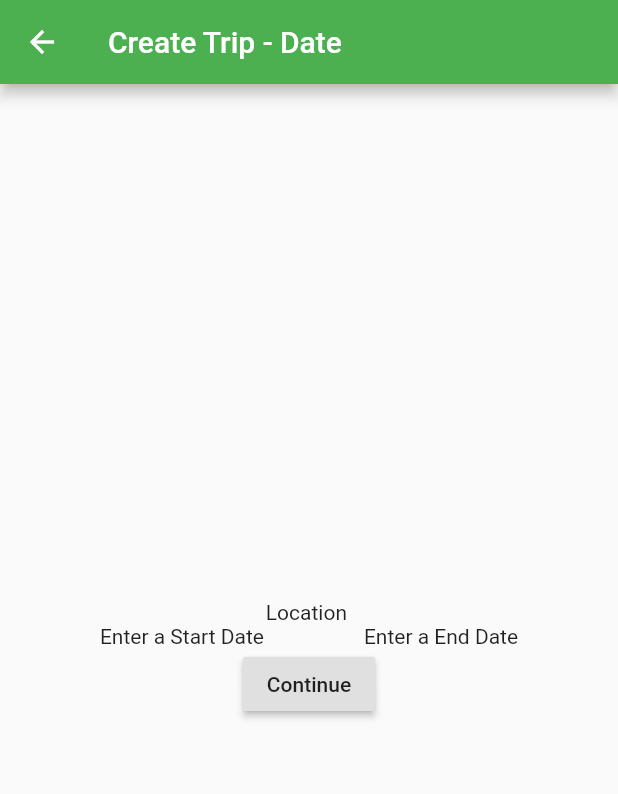
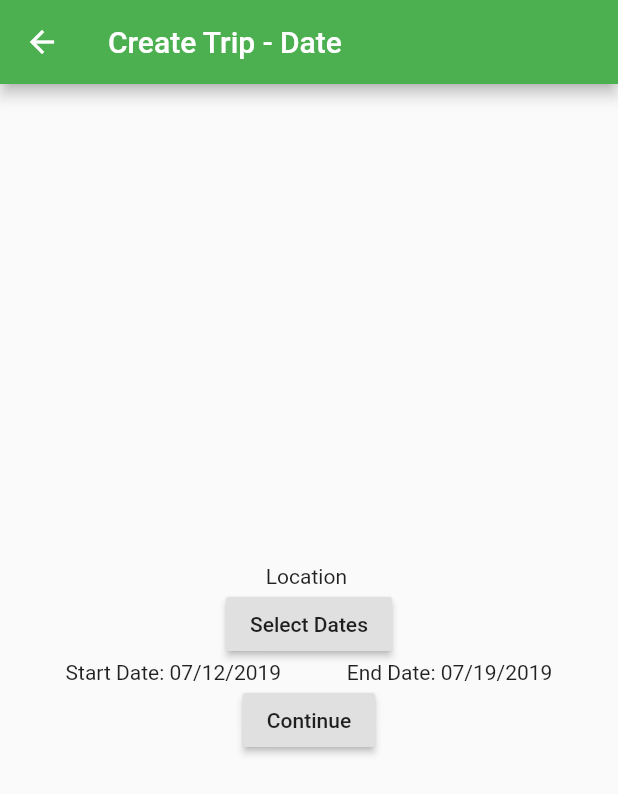
Before and after one commit to davefaliskie/travel_treasury, a Flutter app: the NewTripDateView screen opened directly with empty values, on a phone screen of 412 x 824 dp. Shown: the top 794 px of the screen. Run offline on Flutter 3.47's test engine with Material 2 defaults, Android fonts, the phone set to English and light mode, and no system bars; our stand-ins replace cloud_firestore; missing offline and left inert: date_range_picker; accounts and stored records are empty.

Commit message:
added multi select date picker

```diff
--- a/lib/views/new_trips/date_view.dart
+++ b/lib/views/new_trips/date_view.dart
@@ -1,10 +1,40 @@
 import 'package:flutter/material.dart';
 import 'package:travel_budget/models/Trip.dart';
+import 'package:date_range_picker/date_range_picker.dart' as DateRagePicker;
+import 'package:intl/intl.dart';
+import 'dart:async';
+
+
+
 import 'budget_view.dart';
 
-class NewTripDateView extends StatelessWidget {
+class NewTripDateView extends StatefulWidget {
   final Trip trip;
+
   NewTripDateView({Key key, @required this.trip}) : super(key: key);
+
+  @override
+  _NewTripDateViewState createState() => _NewTripDateViewState();
+}
+
+class _NewTripDateViewState extends State<NewTripDateView> {
+  DateTime _startDate = DateTime.now();
+  DateTime _endDate = DateTime.now().add(Duration(days: 7));
+
+  Future displayDateRangePicker(BuildContext context) async {
+    final List<DateTime> picked = await DateRagePicker.showDatePicker(
+        context: context,
+        initialFirstDate: _startDate,
+        initialLastDate: _endDate,
+        firstDate: new DateTime(DateTime.now().year - 50),
+        lastDate: new DateTime(DateTime.now().year + 50));
+    if (picked != null && picked.length == 2) {
+      setState(() {
+        _startDate = picked[0];
+        _endDate = picked[1];
+      });
+    }
+  }
 
   @override
   Widget build(BuildContext context) {
@@ -16,28 +46,34 @@ class NewTripDateView extends StatelessWidget {
             child: Column(
           mainAxisAlignment: MainAxisAlignment.center,
           children: <Widget>[
-                Text("Location ${trip.title}"),
+            Text("Location ${widget.trip.title}"),
+            RaisedButton(
+              child: Text("Select Dates"),
+              onPressed: () async {
+                await displayDateRangePicker(context);
+              },
+            ),
             Row(
               mainAxisAlignment: MainAxisAlignment.spaceEvenly,
               children: <Widget>[
-                    Text("Enter a Start Date"),
-                    Text("Enter a End Date"),
+                Text("Start Date: ${DateFormat('MM/dd/yyyy').format(_startDate).toString()}"),
+                Text("End Date: ${DateFormat('MM/dd/yyyy').format(_endDate).toString()}"),
               ],
             ),
             RaisedButton(
               child: Text("Continue"),
               onPressed: () {
-                    trip.startDate = DateTime.now();
-                    trip.endDate = DateTime.now();
+                widget.trip.startDate = _startDate;
+                widget.trip.endDate = _endDate;
                 Navigator.push(
                   context,
-                      MaterialPageRoute(builder: (context) => NewTripBudgetView(trip: trip)),
+                  MaterialPageRoute(
+                      builder: (context) =>
+                          NewTripBudgetView(trip: widget.trip)),
                 );
               },
             ),
           ],
-            )
-        )
-    );
+        )));
   }
 }
--- a/pubspec.yaml
+++ b/pubspec.yaml
@@ -26,6 +26,8 @@ dependencies:
   # Use with the CupertinoIcons class for iOS style icons.
   cupertino_icons: ^0.1.2
   intl: 0.15.7
+  date_range_picker: ^1.0.3
+
 
 dev_dependencies:
   flutter_test:
```
Also changed, not shown: pubspec.lock. Lines whose indentation alone changed are shown as unchanged.
